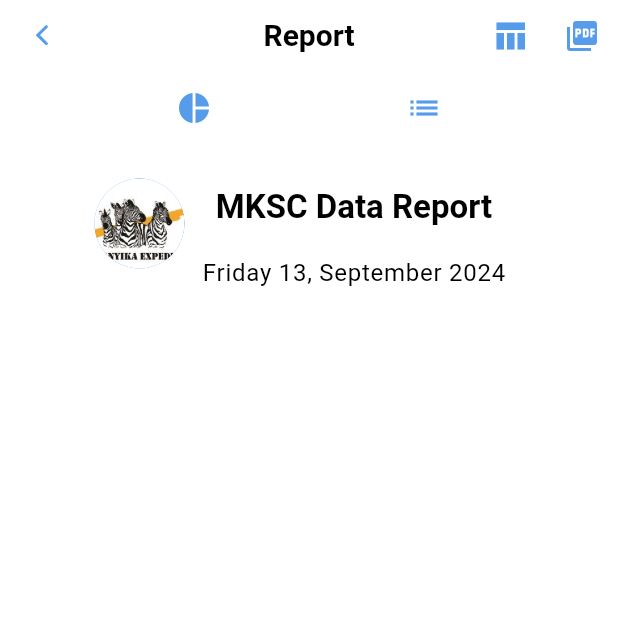
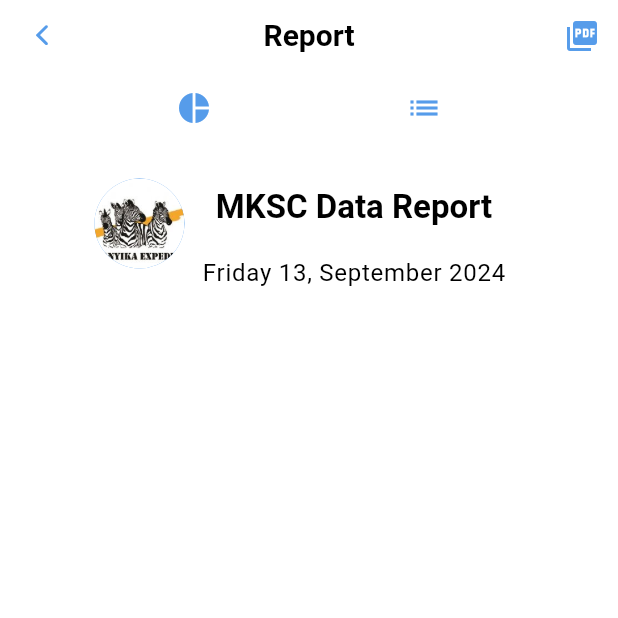
Before and after one commit to ryhq/mksc, a Flutter app: the DataReportPage screen opened directly with empty values, on a phone screen of 412 x 824 dp, the top half of it. Run offline on Flutter 3.47's test engine with Material 3 defaults, Android fonts, the phone set to English and light mode, and no system bars; our stand-ins replace connectivity_plus, fl_chart, flutter_native_splash, flutter_secure_storage, loading_indicator, pdf and 3 more; accounts and stored records are empty.

Commit message:
"Commented out IconButton for sharing as CSV and updated tooltip for PDF button from 'Share as Pdf' to 'Save Pdf'"

```diff
--- a/lib/view/data_categorization/data_report_page.dart
+++ b/lib/view/data_categorization/data_report_page.dart
@@ -74,23 +74,23 @@ class _DataReportPageState extends State<DataReportPage> {
           centerTitle: true,
           actions: [
             if(viewList || pieChart)...[
-              IconButton(
-                onPressed: (){
+              // IconButton(
+              //   onPressed: (){
 
-                },
-                icon: Icon(
-                  Icons.table_chart_sharp,
-                  color: Theme.of(context).colorScheme.primary,
-                ),
-                tooltip: "Share as csv",
-              ),
+              //   },
+              //   icon: Icon(
+              //     Icons.table_chart_sharp,
+              //     color: Theme.of(context).colorScheme.primary,
+              //   ),
+              //   tooltip: "Share as csv",
+              // ),
               IconButton(
                 onPressed: () => createPdf(),
                 icon: Icon(
                   Icons.picture_as_pdf,
                   color: Theme.of(context).colorScheme.primary,
                 ),
-                tooltip: "Share as Pdf",
+                tooltip: "Save Pdf",
               ),
             ]
           ],
```
